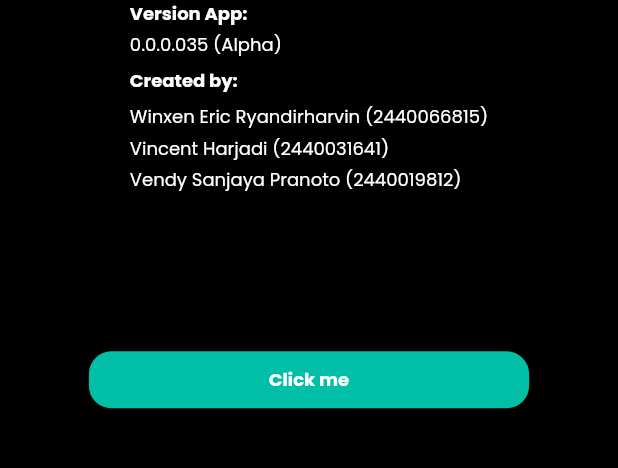
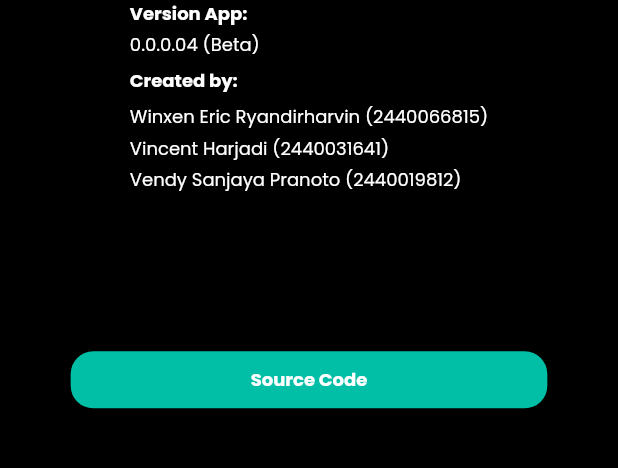
Before and after one commit to winxene/tr-mobile-app, a Flutter app: the VersionInformationScreen screen opened by its route, on a phone screen of 412 x 824 dp, the part 563-1031 px from its top. Run offline on Flutter 3.47's test engine with Material 2 defaults, Android fonts, the light colour scheme and no system bars; our stand-ins replace community_material_icon, firebase_auth, firebase_core, firebase_database, font_awesome_flutter, google_fonts and 1 more; missing offline and left inert: flutter_barcode_scanner; accounts and stored records are empty.

Commit message:
feat: added url to source code

```diff
--- a/lib/screens/version_information_screen.dart
+++ b/lib/screens/version_information_screen.dart
@@ -1,13 +1,14 @@
 import 'package:flutter/material.dart';
-
+import 'package:url_launcher/url_launcher.dart';
+import 'package:url_launcher/url_launcher_string.dart';
 import 'home_screen.dart';
 
 class VersionInformationScreen extends StatelessWidget {
   const VersionInformationScreen({Key? key}) : super(key: key);
   static const routeName = '/version_information';
-
   @override
   Widget build(BuildContext context) {
+    String url = 'https://github.com/winxene/tr-iot';
     return Scaffold(
       appBar: AppBar(
         automaticallyImplyLeading:
@@ -57,7 +58,7 @@ class VersionInformationScreen extends StatelessWidget {
                   height: 3,
                 ),
                 Text(
-                  '0.0.0.035 (Alpha)',
+                  '0.0.0.04 (Beta)',
                   style: TextStyle(
                     fontSize: 12,
                     color: Colors.white,
@@ -111,9 +112,14 @@ class VersionInformationScreen extends StatelessWidget {
             ),
             ElevatedButton(
               //text button sample (in this case I use Trending button)
-              onPressed: () {},
+              onPressed: () async{
+                if(await canLaunchUrlString(url))
+                  await launchUrlString(url);
+                else
+                  throw('Could not launch $url');
+              },
               child: Text(
-                'Click me',
+                'Source Code',
                 style: TextStyle(
                   fontSize: 12,
                   fontWeight: FontWeight.bold,
```
